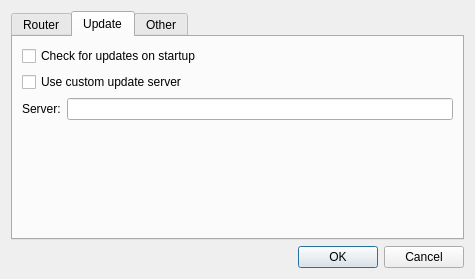
Above: source/client/ui/settings_dialog.ui from dchapyshev/aspia before the change. Below: the same form after it.
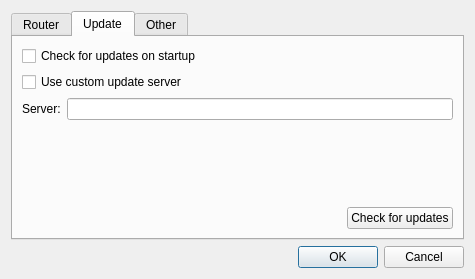
That is the form after the change. The open tabs and pages were chosen to show the change.

The edit to the form file:
```diff
--- a/source/client/ui/settings_dialog.ui
+++ b/source/client/ui/settings_dialog.ui
@@ -157,6 +157,30 @@
          </property>
         </spacer>
        </item>
+       <item>
+        <layout class="QHBoxLayout" name="horizontalLayout_check_updates">
+         <item>
+          <spacer name="horizontalSpacer_check_updates">
+           <property name="orientation">
+            <enum>Qt::Orientation::Horizontal</enum>
+           </property>
+           <property name="sizeHint" stdset="0">
+            <size>
+             <width>40</width>
+             <height>20</height>
+            </size>
+           </property>
+          </spacer>
+         </item>
+         <item>
+          <widget class="QPushButton" name="button_check_for_updates">
+           <property name="text">
+            <string>Check for updates</string>
+           </property>
+          </widget>
+         </item>
+        </layout>
+       </item>
       </layout>
      </widget>
      <widget class="QWidget" name="tab_other">
```
